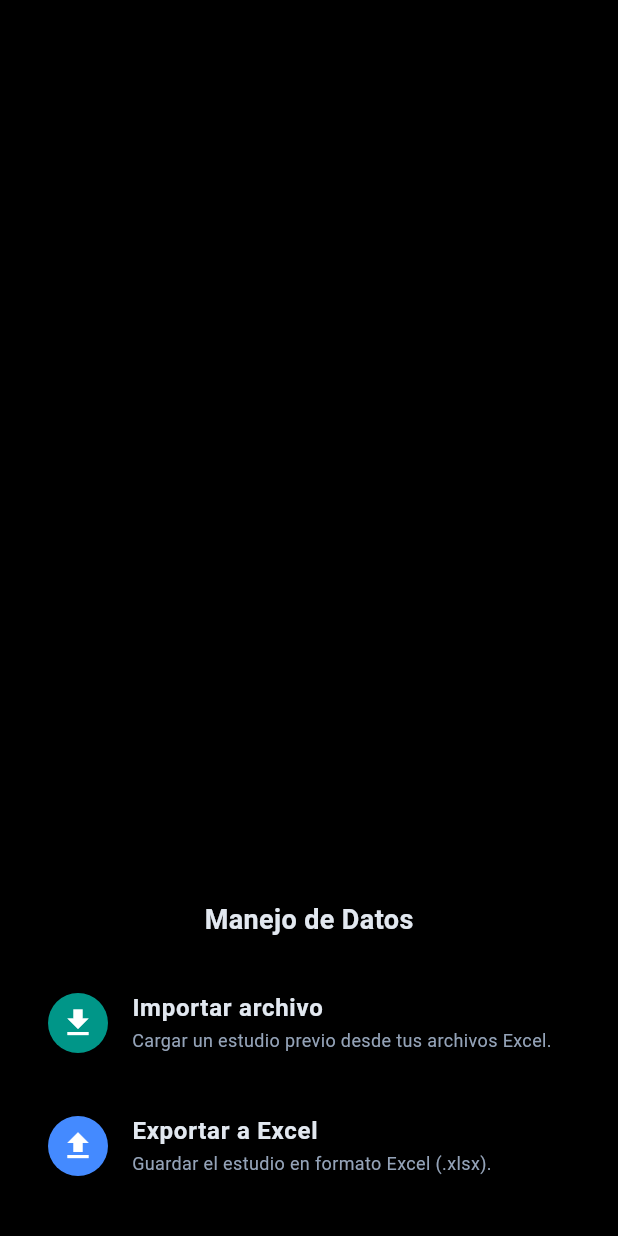
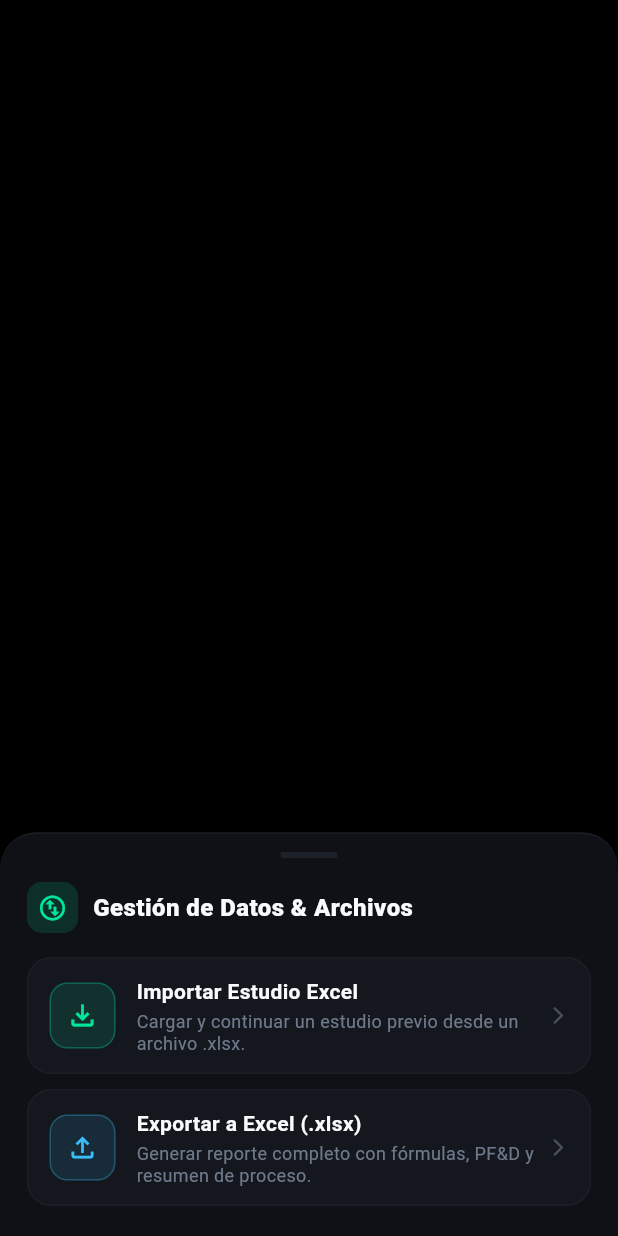
Before and after one commit to IngeJuancho/timelog, a Flutter app: what show() shows on an empty page, opened directly with empty values, on a phone screen of 412 x 824 dp. Run offline on Flutter 3.47's test engine with Material 3 defaults, Android fonts, the phone set to English and light mode, and no system bars; our stand-ins replace file_picker, flutter_riverpod, isar, package_info_plus, share_plus, shared_preferences; missing offline and left inert: excel, file_saver; accounts and stored records are empty; generated files the repository leaves out were written again; statements that could not run were skipped.

Commit message:
feat(ui): unify dialog theme, export options sheet, and sample calculator cards

```diff
--- a/lib/calculator_screen.dart
+++ b/lib/calculator_screen.dart
@@ -143,16 +143,32 @@ class _SampleCalculatorScreenState extends ConsumerState<SampleCalculatorScreen>
           if (hasData) Container(
             padding: const EdgeInsets.all(24),
             decoration: BoxDecoration(
-              gradient: LinearGradient(colors: [Colors.teal.shade800, Colors.teal.shade600]),
+              gradient: const LinearGradient(
+                colors: [Color(0xFF047857), Color(0xFF10B981)],
+                begin: Alignment.topLeft,
+                end: Alignment.bottomRight,
+              ),
               borderRadius: BorderRadius.circular(24),
               boxShadow: [
-                BoxShadow(color: Colors.tealAccent.withValues(alpha: 0.3), blurRadius: 20, offset: const Offset(0, 10))
+                BoxShadow(
+                  color: const Color(0xFF10B981).withValues(alpha: 0.3),
+                  blurRadius: 20,
+                  offset: const Offset(0, 8),
+                )
               ]
             ),
             child: Column(children: [
               const Text("MUESTRA TOTAL REQUERIDA (N)", style: TextStyle(color: Colors.white70, fontSize: 12, letterSpacing: 2, fontWeight: FontWeight.bold)),
               const SizedBox(height: 8),
-              Text("$nCalculated", style: const TextStyle(fontSize: 48, fontWeight: FontWeight.bold, color: Colors.white)),
+              Text(
+                "$nCalculated",
+                style: const TextStyle(
+                  fontSize: 52,
+                  fontWeight: FontWeight.w800,
+                  color: Colors.white,
+                  fontFeatures: [FontFeature.tabularFigures()],
+                ),
+              ),
               const Divider(color: Colors.white24, height: 30),
               Text(
                 nAdditional > 0
@@ -170,15 +186,19 @@ class _SampleCalculatorScreenState extends ConsumerState<SampleCalculatorScreen>
   Widget _buildCard(BuildContext context, Color bg, Color accent, String title, List<Widget> children) {
     return Container(
       padding: const EdgeInsets.all(20),
-      decoration: BoxDecoration(color: bg, borderRadius: BorderRadius.circular(16), border: Border.all(color: Theme.of(context).dividerColor.withValues(alpha: 0.2))),
+      decoration: BoxDecoration(
+        color: bg,
+        borderRadius: BorderRadius.circular(20),
+        border: Border.all(color: Theme.of(context).dividerColor.withValues(alpha: 0.5), width: 1.2),
+      ),
       child: Column(
         crossAxisAlignment: CrossAxisAlignment.start,
         children: [
           Text(title.toUpperCase(), style: TextStyle(color: accent, fontSize: 12, fontWeight: FontWeight.bold, letterSpacing: 1.2)),
           const SizedBox(height: 15),
           ...children
-        ]
-      )
+        ],
+      ),
     );
   }
 
--- a/lib/theme.dart
+++ b/lib/theme.dart
@@ -84,6 +84,30 @@ class AppTheme {
       backgroundColor: Color(0xFF12141A),
       elevation: 16,
     ),
+    dialogTheme: DialogThemeData(
+      backgroundColor: const Color(0xFF14171E),
+      elevation: 16,
+      shape: RoundedRectangleBorder(
+        borderRadius: BorderRadius.circular(20),
+        side: const BorderSide(color: amoledBorder, width: 1),
+      ),
+      titleTextStyle: const TextStyle(
+        color: Color(0xFFF1F5F9),
+        fontSize: 18,
+        fontWeight: FontWeight.bold,
+        letterSpacing: 0.3,
+      ),
+      contentTextStyle: const TextStyle(
+        color: Color(0xFFCBD5E1),
+        fontSize: 14,
+        height: 1.4,
+      ),
+    ),
+    bottomSheetTheme: const BottomSheetThemeData(
+      backgroundColor: Colors.transparent,
+      surfaceTintColor: Colors.transparent,
+      elevation: 16,
+    ),
     iconTheme: const IconThemeData(color: Color(0xFF94A3B8)),
     textTheme: const TextTheme(
       bodyLarge: TextStyle(color: Color(0xFFF8FAFC)),
@@ -153,6 +177,30 @@ class AppTheme {
       backgroundColor: Color(0xFFF1F5F9),
       elevation: 16,
     ),
+    dialogTheme: DialogThemeData(
+      backgroundColor: Colors.white,
+      elevation: 16,
+      shape: RoundedRectangleBorder(
+        borderRadius: BorderRadius.circular(20),
+        side: const BorderSide(color: lightBorder, width: 1),
+      ),
+      titleTextStyle: const TextStyle(
+        color: Color(0xFF0F172A),
+        fontSize: 18,
+        fontWeight: FontWeight.bold,
+        letterSpacing: 0.3,
+      ),
+      contentTextStyle: const TextStyle(
+        color: Color(0xFF334155),
+        fontSize: 14,
+        height: 1.4,
+      ),
+    ),
+    bottomSheetTheme: const BottomSheetThemeData(
+      backgroundColor: Colors.transparent,
+      surfaceTintColor: Colors.transparent,
+      elevation: 16,
+    ),
     iconTheme: const IconThemeData(color: Color(0xFF475569)),
     textTheme: const TextTheme(
       bodyLarge: TextStyle(color: Color(0xFF0F172A)),
--- a/lib/widgets/stopwatch/export_options_sheet.dart
+++ b/lib/widgets/stopwatch/export_options_sheet.dart
@@ -1,4 +1,5 @@
 import 'package:flutter/material.dart';
+import '../../theme.dart';
 
 class ExportOptionsSheet extends StatelessWidget {
   final VoidCallback onImportPressed;
@@ -17,10 +18,8 @@ class ExportOptionsSheet extends StatelessWidget {
   }) {
     showModalBottomSheet(
       context: context,
-      backgroundColor: Theme.of(context).colorScheme.surface,
-      shape: const RoundedRectangleBorder(
-        borderRadius: BorderRadius.vertical(top: Radius.circular(24)),
-      ),
+      backgroundColor: Colors.transparent,
+      isScrollControlled: true,
       builder: (_) => ExportOptionsSheet(
         onImportPressed: onImportPressed,
         onExportPressed: onExportPressed,
@@ -30,64 +29,82 @@ class ExportOptionsSheet extends StatelessWidget {
 
   @override
   Widget build(BuildContext context) {
-    return Padding(
-      padding: const EdgeInsets.symmetric(vertical: 24, horizontal: 16),
+    final theme = Theme.of(context);
+    final isLight = theme.brightness == Brightness.light;
+    final emerald = AppTheme.getTealAccent(context);
+
+    return Container(
+      decoration: BoxDecoration(
+        color: isLight ? Colors.white : const Color(0xFF0F1116),
+        borderRadius: const BorderRadius.vertical(top: Radius.circular(24)),
+        border: Border(
+          top: BorderSide(
+            color: theme.dividerColor.withValues(alpha: isLight ? 0.8 : 0.4),
+            width: 1.2,
+          ),
+        ),
+      ),
+      child: SafeArea(
+        child: Padding(
+          padding: const EdgeInsets.fromLTRB(18, 12, 18, 20),
           child: Column(
             mainAxisSize: MainAxisSize.min,
             children: [
-          Text(
-            'Manejo de Datos',
-            style: TextStyle(
-              color: Theme.of(context).textTheme.bodyMedium?.color,
-              fontSize: 18,
-              fontWeight: FontWeight.bold,
+              // Barra de arrastre
+              Container(
+                width: 38,
+                height: 4,
+                decoration: BoxDecoration(
+                  color: theme.dividerColor.withValues(alpha: 0.6),
+                  borderRadius: BorderRadius.circular(2),
                 ),
               ),
-          const SizedBox(height: 20),
-          ListTile(
-            leading: const CircleAvatar(
-              backgroundColor: Colors.teal,
-              child: Icon(Icons.download, color: Colors.white),
+              const SizedBox(height: 16),
+
+              Row(
+                children: [
+                  Container(
+                    padding: const EdgeInsets.all(7),
+                    decoration: BoxDecoration(
+                      color: emerald.withValues(alpha: 0.15),
+                      borderRadius: BorderRadius.circular(10),
                     ),
-            title: Text(
-              'Importar archivo',
+                    child: Icon(Icons.swap_vert_circle_outlined, color: emerald, size: 20),
+                  ),
+                  const SizedBox(width: 10),
+                  Text(
+                    'Gestión de Datos & Archivos',
                     style: TextStyle(
-                color: Theme.of(context).textTheme.bodyMedium?.color,
-                fontWeight: FontWeight.bold,
+                      color: theme.textTheme.titleMedium?.color,
+                      fontSize: 16,
+                      fontWeight: FontWeight.w800,
+                      letterSpacing: 0.3,
                     ),
                   ),
-            subtitle: Text(
-              'Cargar un estudio previo desde tus archivos Excel.',
-              style: TextStyle(
-                color: Theme.of(context).textTheme.bodySmall?.color,
-                fontSize: 12,
+                ],
               ),
-            ),
+              const SizedBox(height: 16),
+
+              _buildOptionCard(
+                context: context,
+                icon: Icons.file_download_outlined,
+                iconColor: emerald,
+                title: 'Importar Estudio Excel',
+                subtitle: 'Cargar y continuar un estudio previo desde un archivo .xlsx.',
                 onTap: () {
                   Navigator.pop(context);
                   onImportPressed();
                 },
               ),
+
               const SizedBox(height: 10),
-          ListTile(
-            leading: const CircleAvatar(
-              backgroundColor: Colors.blueAccent,
-              child: Icon(Icons.upload, color: Colors.white),
-            ),
-            title: Text(
-              'Exportar a Excel',
-              style: TextStyle(
-                color: Theme.of(context).textTheme.bodyMedium?.color,
-                fontWeight: FontWeight.bold,
-              ),
-            ),
-            subtitle: Text(
-              'Guardar el estudio en formato Excel (.xlsx).',
-              style: TextStyle(
-                color: Theme.of(context).textTheme.bodySmall?.color,
-                fontSize: 12,
-              ),
-            ),
+
+              _buildOptionCard(
+                context: context,
+                icon: Icons.file_upload_outlined,
+                iconColor: isLight ? const Color(0xFF0284C7) : AppTheme.skyPrecision,
+                title: 'Exportar a Excel (.xlsx)',
+                subtitle: 'Generar reporte completo con fórmulas, PF&D y resumen de proceso.',
                 onTap: () {
                   Navigator.pop(context);
                   onExportPressed();
@@ -95,6 +112,84 @@ class ExportOptionsSheet extends StatelessWidget {
               ),
             ],
           ),
+        ),
+      ),
+    );
+  }
+
+  Widget _buildOptionCard({
+    required BuildContext context,
+    required IconData icon,
+    required Color iconColor,
+    required String title,
+    required String subtitle,
+    required VoidCallback onTap,
+  }) {
+    final theme = Theme.of(context);
+    final isLight = theme.brightness == Brightness.light;
+
+    return Container(
+      decoration: BoxDecoration(
+        color: isLight ? const Color(0xFFF8FAFC) : const Color(0xFF14171E),
+        borderRadius: BorderRadius.circular(16),
+        border: Border.all(
+          color: theme.dividerColor.withValues(alpha: isLight ? 0.8 : 0.35),
+          width: 1,
+        ),
+      ),
+      child: Material(
+        color: Colors.transparent,
+        child: InkWell(
+          borderRadius: BorderRadius.circular(16),
+          onTap: onTap,
+          child: Padding(
+            padding: const EdgeInsets.symmetric(horizontal: 14, vertical: 12),
+            child: Row(
+              children: [
+                Container(
+                  padding: const EdgeInsets.all(10),
+                  decoration: BoxDecoration(
+                    color: iconColor.withValues(alpha: isLight ? 0.15 : 0.12),
+                    borderRadius: BorderRadius.circular(12),
+                    border: Border.all(color: iconColor.withValues(alpha: 0.3), width: 1),
+                  ),
+                  child: Icon(icon, color: iconColor, size: 22),
+                ),
+                const SizedBox(width: 14),
+                Expanded(
+                  child: Column(
+                    crossAxisAlignment: CrossAxisAlignment.start,
+                    children: [
+                      Text(
+                        title,
+                        style: TextStyle(
+                          color: theme.textTheme.titleMedium?.color,
+                          fontWeight: FontWeight.w700,
+                          fontSize: 14,
+                        ),
+                      ),
+                      const SizedBox(height: 2),
+                      Text(
+                        subtitle,
+                        style: TextStyle(
+                          color: theme.textTheme.bodySmall?.color?.withValues(alpha: 0.7),
+                          fontSize: 12,
+                          height: 1.25,
+                        ),
+                      ),
+                    ],
+                  ),
+                ),
+                Icon(
+                  Icons.arrow_forward_ios_rounded,
+                  size: 14,
+                  color: theme.textTheme.bodySmall?.color?.withValues(alpha: 0.4),
+                ),
+              ],
+            ),
+          ),
+        ),
+      ),
     );
   }
 }
```
Lines whose indentation alone changed are shown as unchanged.
